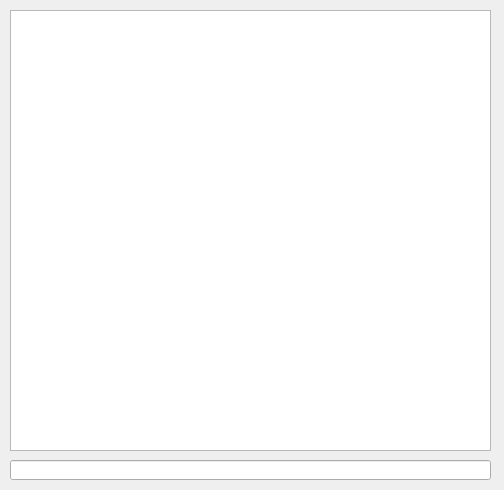
sm2wmv/inband-ctrl, file XBeeController/terminal.ui: the form before one commit.
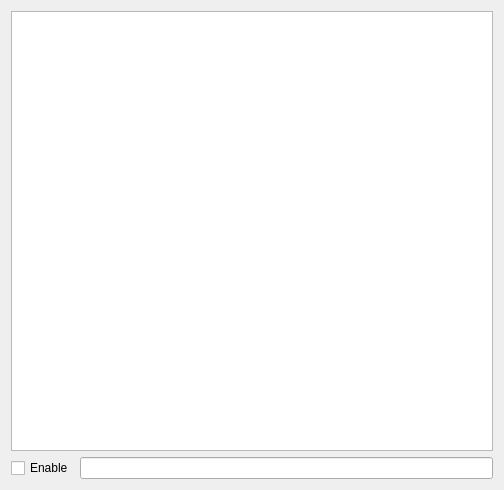
The form after the commit.

Commit message: - Changed stylesheets - Changed some of the functionality regarding the buttons - Added LEDs to make indication better

Diff of the .ui file:
```diff
--- a/XBeeController/terminal.ui
+++ b/XBeeController/terminal.ui
@@ -13,26 +13,32 @@
   <property name="windowTitle">
    <string>Terminal</string>
   </property>
+  <layout class="QVBoxLayout" name="verticalLayout">
+   <item>
   <widget class="QTextEdit" name="textEditOutput">
-   <property name="geometry">
-    <rect>
-     <x>10</x>
-     <y>10</y>
-     <width>481</width>
-     <height>441</height>
-    </rect>
-   </property>
-  </widget>
-  <widget class="QLineEdit" name="lineEditInput">
-   <property name="geometry">
-    <rect>
-     <x>10</x>
-     <y>460</y>
-     <width>481</width>
-     <height>20</height>
-    </rect>
-   </property>
-  </widget>
+     <property name="sizePolicy">
+      <sizepolicy hsizetype="Expanding" vsizetype="Expanding">
+       <horstretch>0</horstretch>
+       <verstretch>0</verstretch>
+      </sizepolicy>
+     </property>
+    </widget>
+   </item>
+   <item>
+    <layout class="QGridLayout" name="gridLayout">
+     <item row="0" column="0">
+      <widget class="QCheckBox" name="checkBoxEnableOutput">
+       <property name="text">
+        <string>Enable</string>
+       </property>
+      </widget>
+     </item>
+     <item row="0" column="1">
+      <widget class="QLineEdit" name="lineEditInput"/>
+     </item>
+    </layout>
+   </item>
+  </layout>
  </widget>
  <resources/>
  <connections/>
```
Lines whose indentation alone changed are shown as unchanged. The commit also changes 6 other files.
